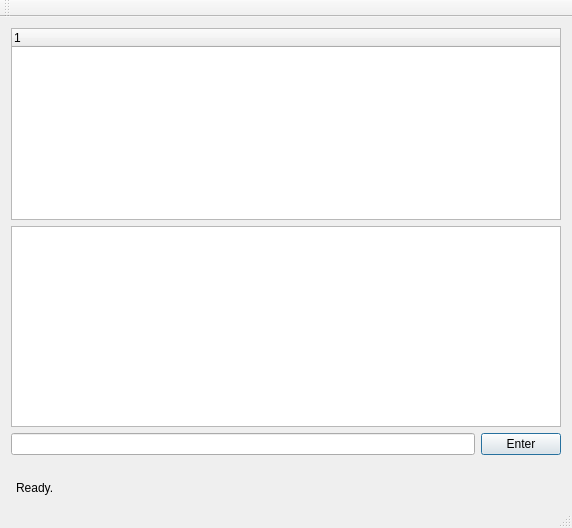
The window that You-GUI/yougui.ui (cs2103aug2014-w10-1c/main) describes before a commit, drawn with Qt 5.
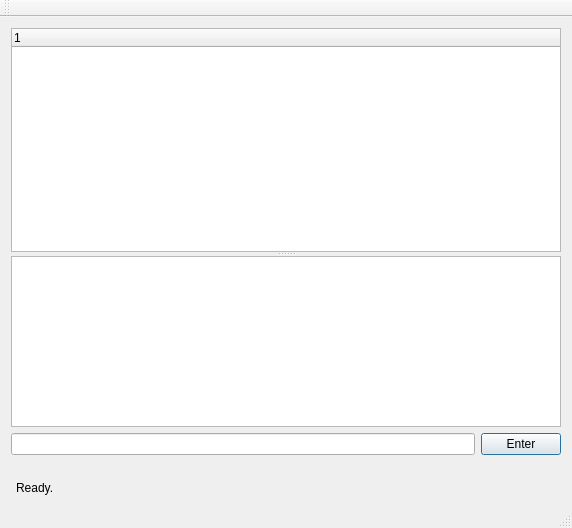
The same window after the commit. Icons and pictures are not drawn.

Patch:
```diff
--- a/You-GUI/yougui.ui
+++ b/You-GUI/yougui.ui
@@ -16,12 +16,16 @@
   <widget class="QWidget" name="centralWidget">
    <layout class="QVBoxLayout" name="verticalLayout">
     <item>
+     <widget class="QSplitter" name="splitter">
+      <property name="orientation">
+       <enum>Qt::Vertical</enum>
+      </property>
      <widget class="QTreeWidget" name="taskTreePanel">
-      <property name="sizePolicy">
-       <sizepolicy hsizetype="Expanding" vsizetype="Expanding">
-        <horstretch>0</horstretch>
-        <verstretch>0</verstretch>
-       </sizepolicy>
+       <property name="minimumSize">
+        <size>
+         <width>400</width>
+         <height>100</height>
+        </size>
       </property>
       <property name="contextMenuPolicy">
        <enum>Qt::ActionsContextMenu</enum>
@@ -32,24 +36,40 @@
       <property name="sizeAdjustPolicy">
        <enum>QAbstractScrollArea::AdjustIgnored</enum>
       </property>
+       <property name="animated">
+        <bool>true</bool>
+       </property>
+       <property name="columnCount">
+        <number>1</number>
+       </property>
+       <attribute name="headerDefaultSectionSize">
+        <number>75</number>
+       </attribute>
+       <attribute name="headerMinimumSectionSize">
+        <number>75</number>
+       </attribute>
       <column>
        <property name="text">
         <string notr="true">1</string>
        </property>
       </column>
      </widget>
-    </item>
-    <item>
      <widget class="QTextBrowser" name="taskDescriptor">
       <property name="sizePolicy">
        <sizepolicy hsizetype="Expanding" vsizetype="Expanding">
         <horstretch>0</horstretch>
-        <verstretch>2</verstretch>
+         <verstretch>0</verstretch>
        </sizepolicy>
       </property>
       <property name="minimumSize">
        <size>
-        <width>0</width>
+         <width>400</width>
+         <height>100</height>
+        </size>
+       </property>
+       <property name="maximumSize">
+        <size>
+         <width>16777215</width>
         <height>171</height>
        </size>
       </property>
@@ -66,6 +86,7 @@
 &lt;/style&gt;&lt;/head&gt;&lt;body style=&quot; font-family:'MS Shell Dlg 2'; font-size:8.25pt; font-weight:400; font-style:normal;&quot;&gt;
 &lt;p style=&quot;-qt-paragraph-type:empty; margin-top:0px; margin-bottom:0px; margin-left:0px; margin-right:0px; -qt-block-indent:0; text-indent:0px;&quot;&gt;&lt;br /&gt;&lt;/p&gt;&lt;/body&gt;&lt;/html&gt;</string>
       </property>
+      </widget>
      </widget>
     </item>
     <item>
```
Left out of the diff: 2 changed lines with no effect on the pictures. Lines whose indentation alone changed are shown as unchanged.
